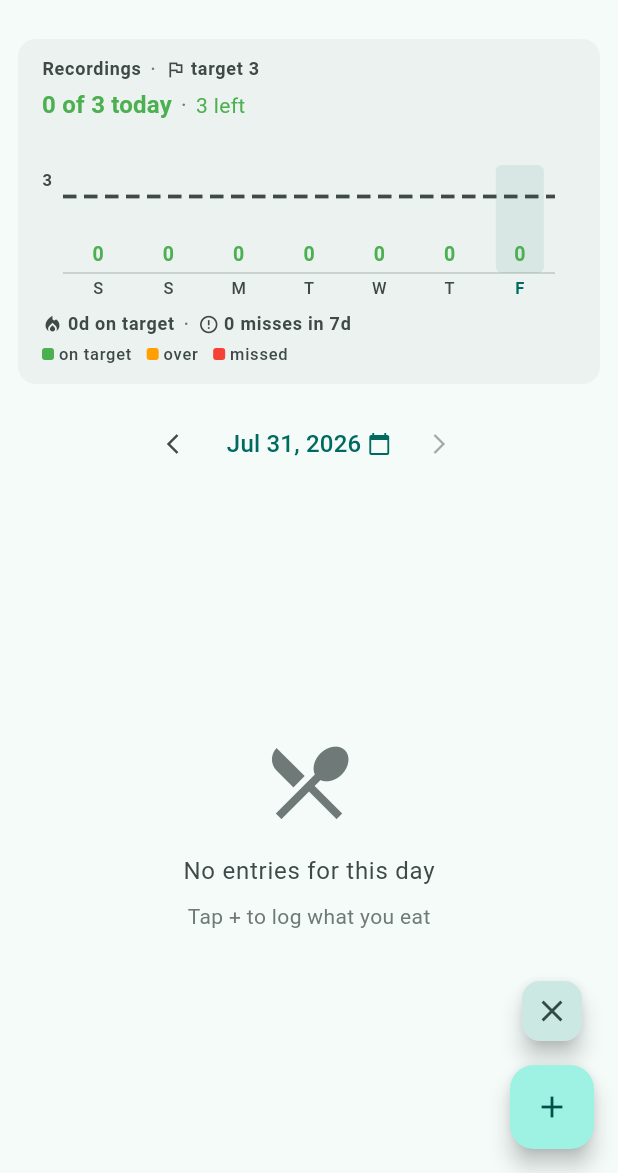
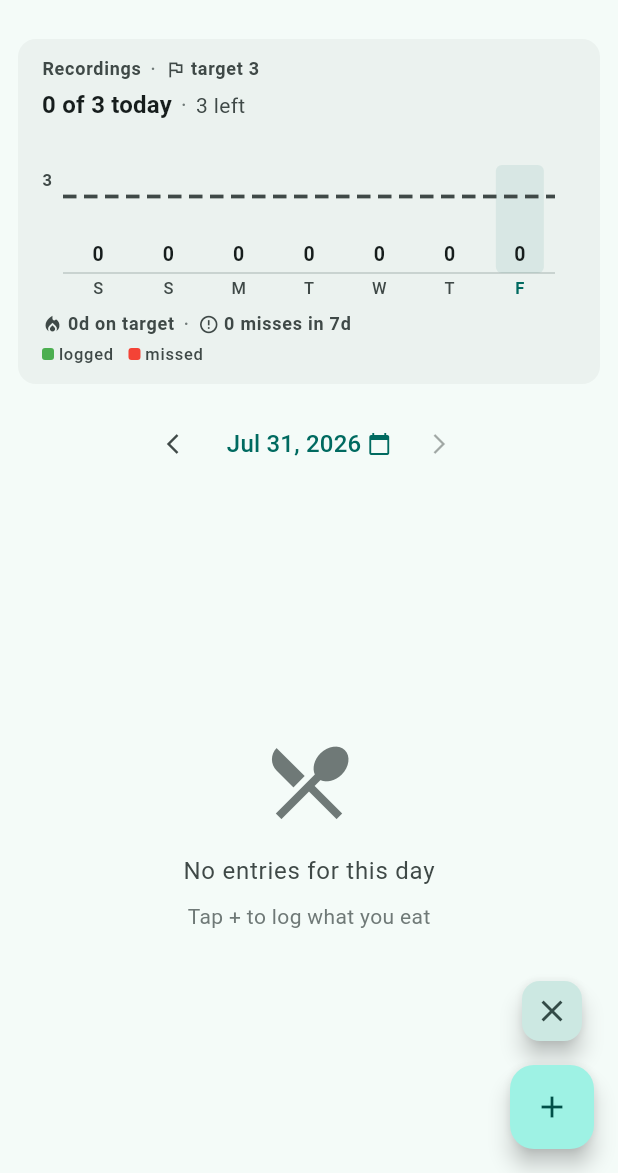
Before and after one commit to ofekudi/food_track, a Flutter app: the screen it shows after launch, on a phone screen of 412 x 824 dp, the part 63-1236 px from its top. Run offline on Flutter 3.47's test engine with Material 3 defaults, Android fonts, the phone set to English and light mode, and no system bars; our stand-ins replace shared_preferences, sqflite; accounts and stored records are empty.

Commit message:
Color recordings blocks by miss only, with misses on top
Every logged food is now green whether or not it crosses the daily
target — the dashed target line already says a day ran long, so
repeating that in amber was redundant. Misses stay red and move from
the bottom of the stack to the top, so a day reads as what you planned
first and what got away from you above it.

Drops the over-target color and the tiered count color, which also
removes the per-build closure that made shouldRepaint always fire.

Co-Authored-By: Claude Opus 5 (1M context) <noreply@anthropic.com>

```diff
--- a/lib/constants/strings.dart
+++ b/lib/constants/strings.dart
@@ -61,8 +61,7 @@ class AppStrings {
   // Recordings-per-day trend + its target
   static const recordingsTrendTitle = 'Recordings';
   static const onTargetStreakSuffix = 'd on target'; // e.g. "5d on target"
-  static const legendOnTarget = 'on target';
-  static const legendOverTarget = 'over';
+  static const legendLogged = 'logged';
   static const legendMissed = 'missed';
 
   /// "2 misses in 7d" — the week's miss total in the chart footer.
--- a/lib/screens/home_screen.dart
+++ b/lib/screens/home_screen.dart
@@ -473,9 +473,7 @@ class _HomeScreenState extends State<HomeScreen> {
             totals: totals,
             misses: provider.last7DaysMissCountsByDay,
             target: target,
-            countColor: (count) => _recordingsTierColor(count, target),
-            withinTargetColor: Colors.green,
-            overTargetColor: Colors.amber.shade700,
+            loggedColor: Colors.green,
             missColor: Colors.red,
           ),
           const SizedBox(height: 8),
@@ -511,7 +509,6 @@ class _HomeScreenState extends State<HomeScreen> {
   Widget _buildTodayLine(BuildContext context, int count, int target) {
     final theme = Theme.of(context);
     final over = count - target;
-    final color = _recordingsTierColor(count, target);
     final String suffix;
     if (over > 0) {
       suffix = AppStrings.recordingsOver(over);
@@ -528,21 +525,24 @@ class _HomeScreenState extends State<HomeScreen> {
         Text(
           AppStrings.todayProgress(count, target),
           style: theme.textTheme.titleMedium?.copyWith(
-            color: color,
+            color: theme.colorScheme.onSurface,
             fontWeight: FontWeight.bold,
           ),
         ),
         _trendHeaderSeparator(context),
         Text(
           suffix,
-          style: theme.textTheme.bodyMedium?.copyWith(color: color),
+          style: theme.textTheme.bodyMedium?.copyWith(
+            color: theme.colorScheme.onSurfaceVariant,
+          ),
         ),
       ],
     );
   }
 
   /// Key for what each block's color means, since "red = a miss" isn't a
-  /// convention anyone can guess.
+  /// convention anyone can guess. Going over the target isn't a color — the
+  /// dashed line in the chart carries that.
   Widget _buildLegend(BuildContext context) {
     final theme = Theme.of(context);
     final style = theme.textTheme.labelSmall?.copyWith(
@@ -568,20 +568,10 @@ class _HomeScreenState extends State<HomeScreen> {
       spacing: 10,
       runSpacing: 2,
       children: [
-        entry(Colors.green, AppStrings.legendOnTarget),
-        entry(Colors.amber.shade700, AppStrings.legendOverTarget),
+        entry(Colors.green, AppStrings.legendLogged),
         entry(Colors.red, AppStrings.legendMissed),
       ],
     );
-  }
-
-  /// Green at or under the daily target, yellow for one or two over, red
-  /// beyond that. With the default target of 3 that reads: 0-3 green, 4-5
-  /// yellow, 6+ red.
-  Color _recordingsTierColor(int count, int target) {
-    if (count <= target) return Colors.green;
-    if (count <= target + 2) return Colors.amber.shade700;
-    return Colors.red;
   }
 
   /// One piece of a trend card's title, optionally prefixed with a small icon.
--- a/lib/widgets/recordings_chart.dart
+++ b/lib/widgets/recordings_chart.dart
@@ -7,14 +7,13 @@ import 'package:intl/intl.dart';
 /// Stacked bar chart of recordings per day (oldest → today) against a daily
 /// target.
 ///
-/// Every recording is one block, stacked bottom-up, and each block is colored
-/// by what's wrong with it — worst first:
-/// * **[missColor]** — it was a miss (eaten first, logged after).
-/// * **[overTargetColor]** — it sits above the [target] line.
-/// * **[withinTargetColor]** — a clean, planned recording.
+/// Every recording is one block, stacked bottom-up, in one of two colors:
+/// * **[loggedColor]** — food you recorded, at the bottom.
+/// * **[missColor]** — a miss (eaten first, logged after), on top.
 ///
-/// Misses stack at the bottom, so a day of 4 with 3 misses reads as three red
-/// blocks with a single over-target block on top.
+/// Going over the [target] is not a color: the dashed target line is what says
+/// a day ran long, so a block above it stays [loggedColor]. A day of 4 with 1
+/// miss therefore reads as three logged blocks with a single red one on top.
 class RecordingsChart extends StatelessWidget {
   /// Total recordings per day, oldest → today. The last entry is today.
   final List<int> totals;
@@ -25,11 +24,7 @@ class RecordingsChart extends StatelessWidget {
   /// The daily target the dashed line sits at.
   final int target;
 
-  /// Color of the count printed above each bar, resolved from that day's total.
-  final Color Function(int total) countColor;
-
-  final Color withinTargetColor;
-  final Color overTargetColor;
+  final Color loggedColor;
   final Color missColor;
 
   final double height;
@@ -39,9 +34,7 @@ class RecordingsChart extends StatelessWidget {
     required this.totals,
     required this.misses,
     required this.target,
-    required this.countColor,
-    required this.withinTargetColor,
-    required this.overTargetColor,
+    required this.loggedColor,
     required this.missColor,
     this.height = 110,
   });
@@ -65,9 +58,7 @@ class RecordingsChart extends StatelessWidget {
           misses: misses,
           target: target,
           dayLabels: dayLabels,
-          countColor: countColor,
-          withinTargetColor: withinTargetColor,
-          overTargetColor: overTargetColor,
+          loggedColor: loggedColor,
           missColor: missColor,
           targetLineColor: theme.colorScheme.onSurfaceVariant,
           mutedColor: theme.colorScheme.outlineVariant,
@@ -101,9 +92,7 @@ class _RecordingsPainter extends CustomPainter {
   final List<int> misses;
   final int target;
   final List<String> dayLabels;
-  final Color Function(int total) countColor;
-  final Color withinTargetColor;
-  final Color overTargetColor;
+  final Color loggedColor;
   final Color missColor;
   final Color targetLineColor;
   final Color mutedColor;
@@ -117,9 +106,7 @@ class _RecordingsPainter extends CustomPainter {
     required this.misses,
     required this.target,
     required this.dayLabels,
-    required this.countColor,
-    required this.withinTargetColor,
-    required this.overTargetColor,
+    required this.loggedColor,
     required this.missColor,
     required this.targetLineColor,
     required this.mutedColor,
@@ -177,13 +164,13 @@ class _RecordingsPainter extends CustomPainter {
         );
       }
 
-      // One block per recording, stacked bottom-up. Misses sit at the bottom
-      // so the blocks that break the target line are the surplus ones.
+      // One block per recording, stacked bottom-up: the food you logged first,
+      // then the misses on top. The dashed target line — not the color — is
+      // what says a day went over.
+      final int logged = total - missed;
       for (int unit = 0; unit < total; unit++) {
-        final Color color = unit < missed
-            ? missColor
-            : (unit >= target ? overTargetColor : withinTargetColor);
-        _paintBlock(canvas, left, barWidth, unit, yForValue, color);
+        _paintBlock(canvas, left, barWidth, unit, yForValue,
+            unit < logged ? loggedColor : missColor);
       }
 
       // Count above the bar (or above the baseline on an empty day).
@@ -192,7 +179,7 @@ class _RecordingsPainter extends CustomPainter {
       _paintText(
         canvas,
         '$total',
-        countStyle.copyWith(color: countColor(total)),
+        countStyle,
         centerX(i),
         labelY,
         center: true,
@@ -287,9 +274,7 @@ class _RecordingsPainter extends CustomPainter {
       oldDelegate.totals != totals ||
       oldDelegate.misses != misses ||
       oldDelegate.target != target ||
-      oldDelegate.countColor != countColor ||
-      oldDelegate.withinTargetColor != withinTargetColor ||
-      oldDelegate.overTargetColor != overTargetColor ||
+      oldDelegate.loggedColor != loggedColor ||
       oldDelegate.missColor != missColor ||
       oldDelegate.todayColor != todayColor;
 }
```
